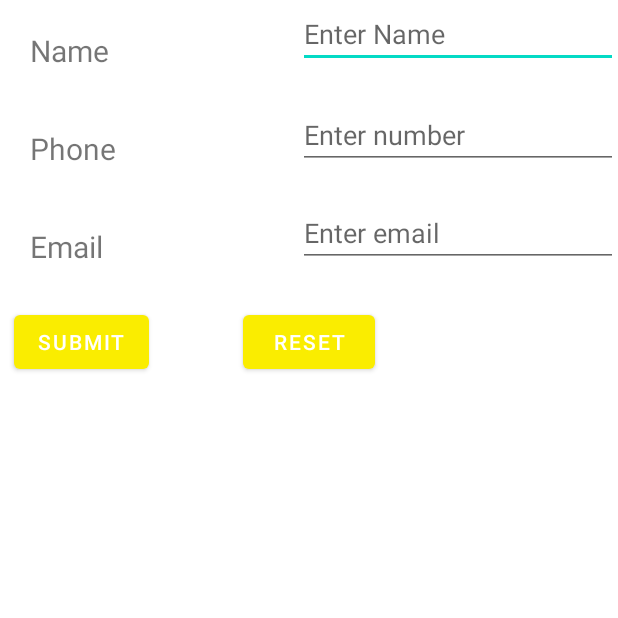
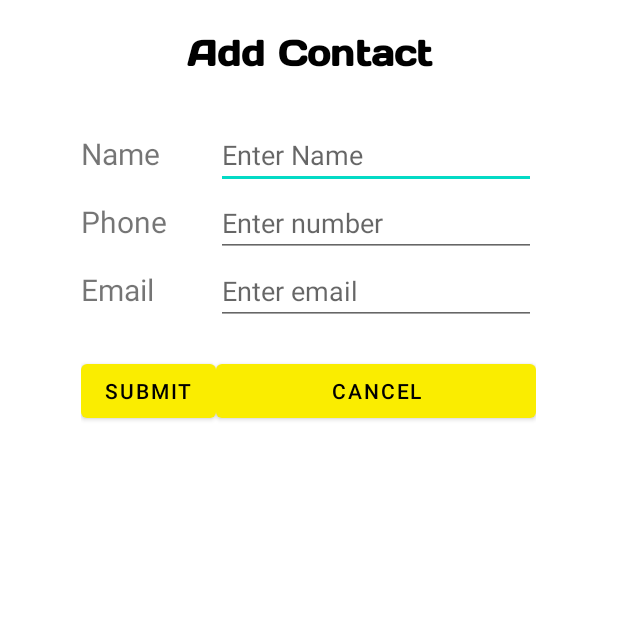
Before and after one commit to CP3405-2021-Team-StickyNotes/StickyOS, an Android app: the AddContact screen opened directly, with no data from a screen before it, on a phone screen of 412 x 824 dp, the top half of it. Run offline under Robolectric (Android 15) with nearby library versions, the phone set to English and light mode, and no system bars.

Commit message:
Change formmating for contacts app

```diff
--- a/app/src/main/java/au/edu/jcu/cp3406/stickyos/AddContact.java
+++ b/app/src/main/java/au/edu/jcu/cp3406/stickyos/AddContact.java
@@ -3,6 +3,8 @@ package au.edu.jcu.cp3406.stickyos;
 import androidx.appcompat.app.AppCompatActivity;
 
 import android.os.Bundle;
+import android.view.View;
+import android.widget.Button;
 
 public class AddContact extends AppCompatActivity {
 
@@ -10,5 +12,21 @@ public class AddContact extends AppCompatActivity {
     protected void onCreate(Bundle savedInstanceState) {
         super.onCreate(savedInstanceState);
         setContentView(R.layout.activity_add_contact);
+
+        Button submitButton = (Button) findViewById(R.id.buttonSubmit);
+        submitButton.setOnClickListener(new View.OnClickListener() {
+            @Override
+            public void onClick(View view) {
+                finish();
+            }
+        });
+
+        Button cancelButton = (Button) findViewById(R.id.buttonReset);
+        cancelButton.setOnClickListener(new View.OnClickListener() {
+            @Override
+            public void onClick(View view) {
+                finish();
+            }
+        });
     }
 }
--- a/app/src/main/res/layout/activity_add_contact.xml
+++ b/app/src/main/res/layout/activity_add_contact.xml
@@ -5,107 +5,114 @@
     android:layout_width="match_parent"
     android:layout_height="match_parent">
 
+    <TextView
+        android:id="@+id/toolbar_title"
+        android:layout_width="match_parent"
+        android:layout_height="wrap_content"
+        android:gravity="center"
+        android:paddingTop="20dp"
+        android:paddingBottom="10dp"
+        android:text="Add Contact"
+        android:textAllCaps="false"
+        android:fontFamily="@font/days_one"
+        android:textStyle="bold"
+        android:textSize="24sp"
+        android:textColor="@color/black" />
+
+    <TableLayout
+        android:layout_width="wrap_content"
+        android:layout_height="match_parent"
+        android:layout_below="@id/toolbar_title"
+        android:padding="20dp"
+        android:layout_centerHorizontal="true">
+
+        <TableRow
+            android:layout_width="wrap_content"
+            android:layout_height="wrap_content">
 
             <TextView
                 android:id="@+id/Name"
                 android:layout_width="wrap_content"
                 android:layout_height="wrap_content"
-        android:layout_alignParentStart="true"
-        android:layout_alignParentLeft="true"
-        android:layout_alignParentTop="true"
-        android:layout_marginStart="20dp"
-        android:layout_marginTop="20dp"
-        android:layout_marginEnd="20dp"
                 android:text="Name"
                 android:textSize="20sp" />
+
+            <EditText
+                android:id="@+id/editName"
+                android:layout_width="wrap_content"
+                android:layout_height="wrap_content"
+                android:ems="10"
+                android:hint="Enter Name"
+                android:inputType="textPersonName" />
+
+        </TableRow>
+
+        <TableRow>
 
             <TextView
                 android:id="@+id/phoneView"
                 android:layout_width="wrap_content"
                 android:layout_height="wrap_content"
-        android:layout_below="@+id/Name"
-        android:layout_alignStart="@+id/Name"
-        android:layout_alignLeft="@+id/Name"
-        android:layout_marginTop="38dp"
                 android:text="Phone"
                 android:textSize="20sp" />
+
+            <EditText
+                android:id="@+id/phoneInput"
+                android:layout_width="wrap_content"
+                android:layout_height="wrap_content"
+                android:ems="10"
+                android:hint="Enter number"
+                android:inputType="number"
+                tools:ignore="TextFields" />
+
+        </TableRow>
+
+        <TableRow>
 
             <TextView
                 android:id="@+id/emailView"
                 android:layout_width="wrap_content"
                 android:layout_height="wrap_content"
-        android:layout_below="@+id/phoneView"
-        android:layout_alignStart="@+id/phoneView"
-        android:layout_alignLeft="@+id/phoneView"
-        android:layout_marginTop="38dp"
                 android:text="Email"
                 android:textSize="20sp" />
-
-
-    <EditText
-        android:id="@+id/editName"
-        android:layout_width="wrap_content"
-        android:layout_height="wrap_content"
-        android:layout_alignStart="@+id/phoneInput"
-        android:layout_alignLeft="@+id/phoneInput"
-        android:layout_alignParentTop="true"
-        android:layout_alignParentEnd="true"
-        android:layout_alignParentRight="true"
-        android:ems="10"
-        android:hint="Enter Name"
-        android:inputType="textPersonName" />
-
-    <EditText
-        android:id="@+id/phoneInput"
-        android:layout_width="wrap_content"
-        android:layout_height="wrap_content"
-        android:layout_alignBottom="@+id/phoneView"
-        android:layout_alignParentEnd="true"
-        android:layout_alignParentRight="true"
-        android:ems="10"
-        android:hint="Enter number"
-        android:inputType="number"
-        tools:ignore="TextFields" />
 
             <EditText
                 android:id="@+id/email"
                 android:layout_width="wrap_content"
                 android:layout_height="wrap_content"
-        android:layout_alignBottom="@+id/emailView"
-        android:layout_alignParentEnd="true"
-        android:layout_alignParentRight="true"
-        android:ems="10"
                 android:hint="Enter email" />
+
+        </TableRow>
+
+        <TableRow android:paddingTop="20dp">
+
 
             <Button
                 android:id="@+id/buttonSubmit"
                 android:layout_width="wrap_content"
                 android:layout_height="wrap_content"
-        android:layout_below="@+id/phoneView"
-        android:layout_alignParentStart="true"
-        android:layout_alignParentLeft="true"
-        android:layout_marginStart="9dp"
-        android:layout_marginLeft="9dp"
-        android:layout_marginTop="91dp"
-        android:text="SUBMIT" />
+                android:text="SUBMIT"
+                android:textColor="@color/black" />
 
             <Button
                 android:id="@+id/buttonReset"
                 android:layout_width="wrap_content"
                 android:layout_height="wrap_content"
-        android:text="RESET"
-        android:layout_alignBaseline="@+id/buttonSubmit"
-        android:layout_alignBottom="@+id/buttonSubmit"
-        android:layout_centerHorizontal="true" />
+                android:text="CANCEL"
+                android:textColor="@color/black" />
+
+        </TableRow>
 
         <TextView
             android:id="@+id/tvResult"
             android:layout_width="wrap_content"
             android:layout_height="wrap_content"
+            android:layout_alignParentStart="true"
+            android:layout_alignParentLeft="true"
             android:layout_alignParentBottom="true"
-        android:layout_alignParentLeft="true"
-        android:layout_alignParentStart="true"
             android:layout_marginBottom="143dp"
             android:textSize="30sp" />
 
+    </TableLayout>
+
 </RelativeLayout>
--- a/app/src/main/res/layout/activity_contacts_app.xml
+++ b/app/src/main/res/layout/activity_contacts_app.xml
@@ -52,6 +52,7 @@
             android:layout_width="match_parent"
             android:layout_height="80dp"
             android:text="Jack"
+            android:textColor="@color/black"
             android:gravity="left"
             tools:ignore="MissingConstraints"
             tools:layout_editor_absoluteX="11dp"
```
Lines whose indentation alone changed are shown as unchanged.
